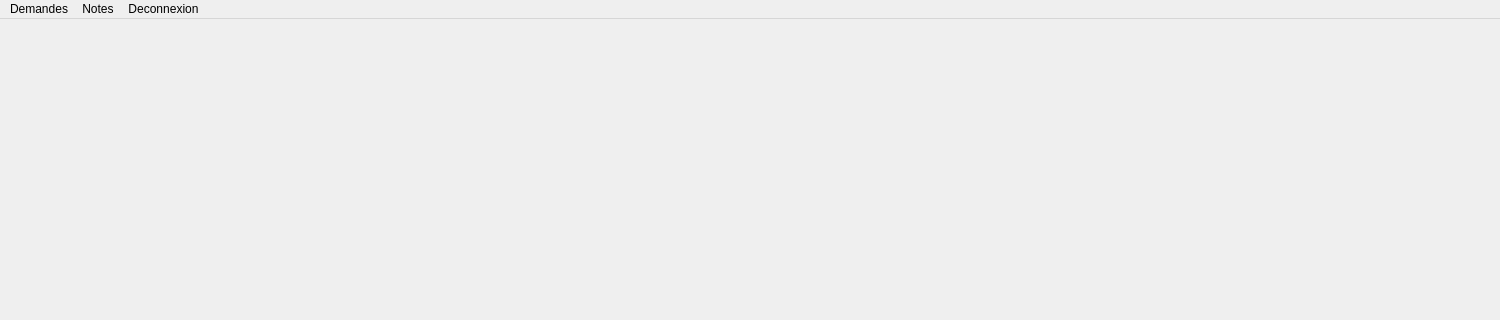
Qt form organisateurscreen.ui (rsoumail/Exam-Platform) before a commit; both pictures show x 0 to 1500 and y 0 to 320 of the 1500 by 811 pixel window.
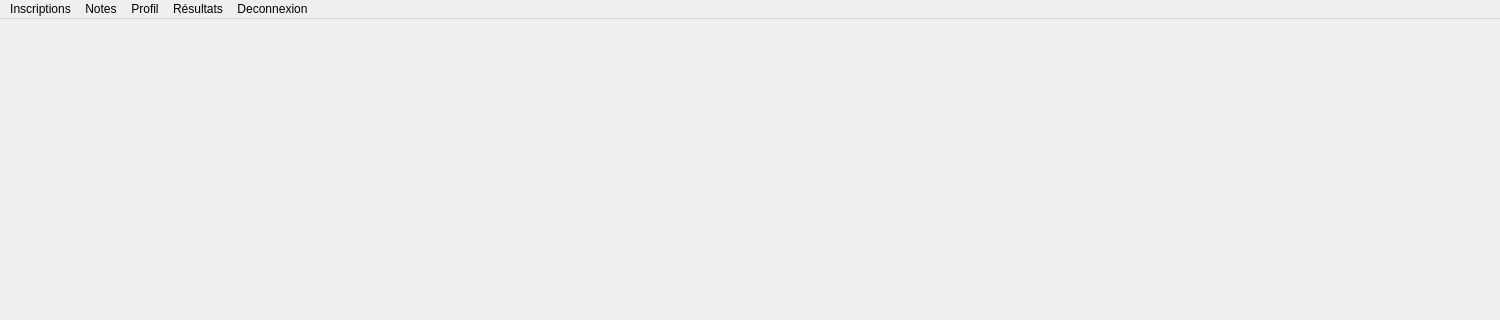
The same form after that commit.

What changed in the file:
```diff
--- a/organisateurscreen.ui
+++ b/organisateurscreen.ui
@@ -103,7 +103,7 @@
    </property>
    <widget class="QMenu" name="menuDemandes">
     <property name="title">
-     <string>Demandes</string>
+     <string>Inscriptions</string>
     </property>
    </widget>
    <widget class="QMenu" name="menuMoyennes">
@@ -120,8 +120,24 @@
      <string>Deconnexion</string>
     </property>
    </widget>
+   <widget class="QMenu" name="menuProfil">
+    <property name="title">
+     <string>Profil</string>
+    </property>
+    <addaction name="actionVoir"/>
+    <addaction name="actionModifier"/>
+   </widget>
+   <widget class="QMenu" name="menuR_sultats">
+    <property name="title">
+     <string>Résultats</string>
+    </property>
+    <addaction name="actionVoir_les_admis"/>
+    <addaction name="actionVoir_les_recal_s"/>
+   </widget>
    <addaction name="menuDemandes"/>
    <addaction name="menuMoyennes"/>
+   <addaction name="menuProfil"/>
+   <addaction name="menuR_sultats"/>
    <addaction name="menuDeconnexion"/>
   </widget>
   <widget class="QStatusBar" name="statusbar"/>
```
Left out of the diff: 56 changed lines with no effect on the pictures.
